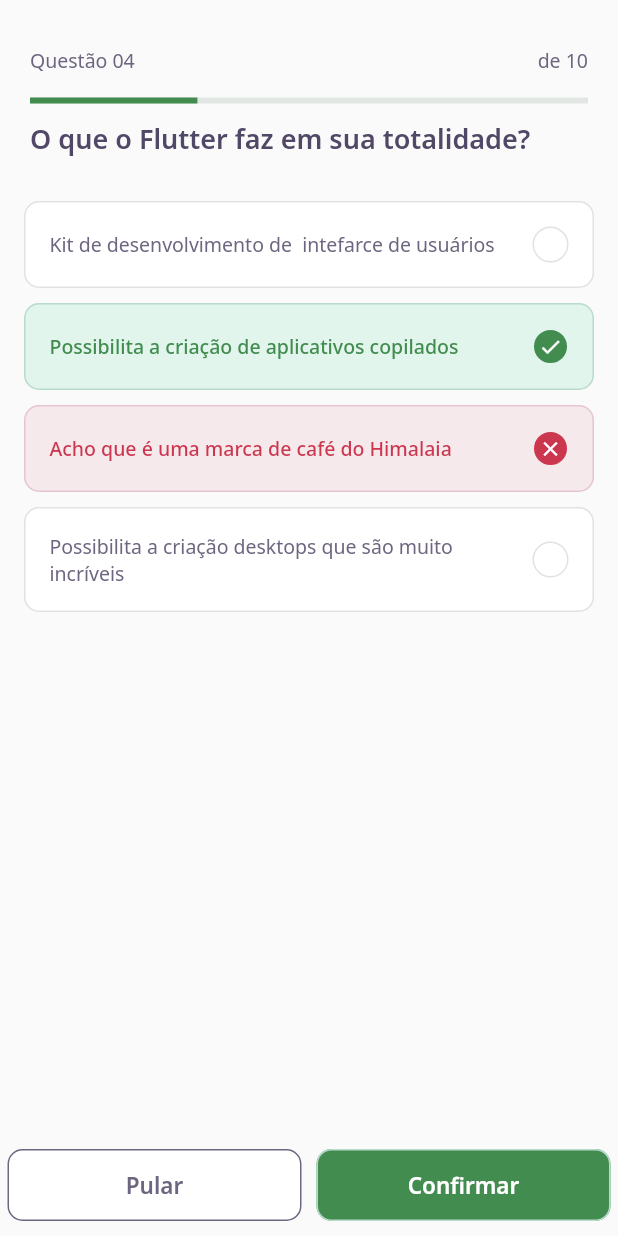
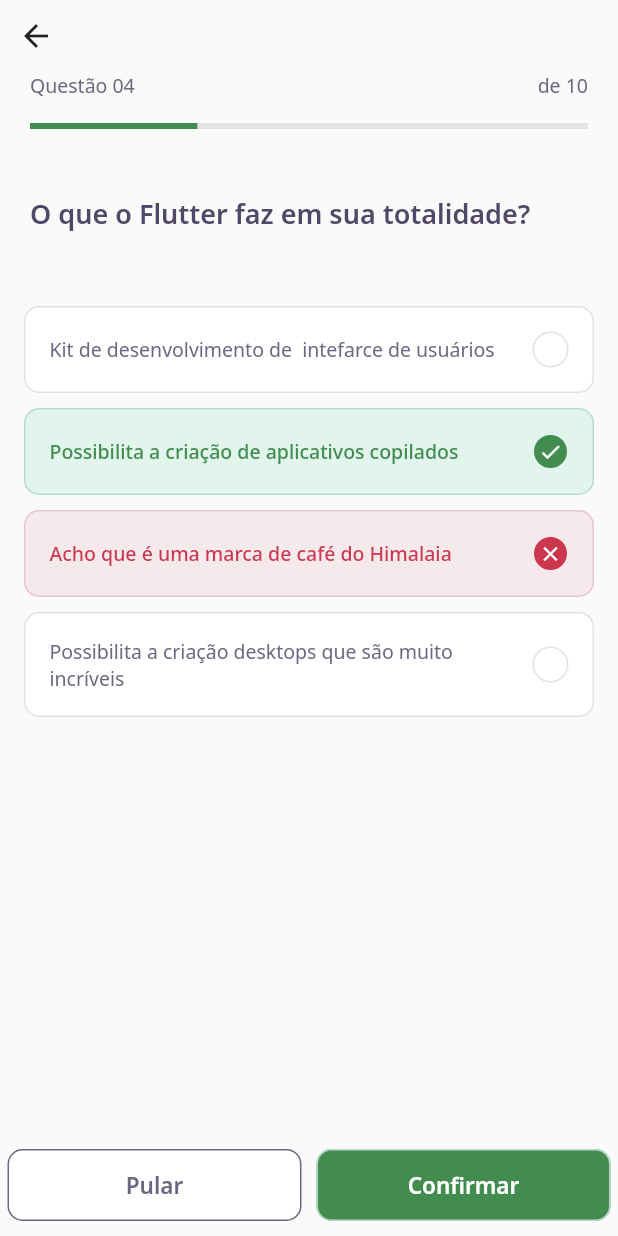
Before and after one commit to WCFX/Flutter-DevQuiz, a Flutter app: the ChallengePage screen opened directly, on a phone screen of 412 x 824 dp. Run offline on Flutter 3.47's test engine with Material 2 defaults, Android fonts, the phone set to English and light mode, and no system bars; our stand-ins replace google_fonts; accounts and stored records are empty; network calls fail.

Commit message:
feat: navigation em stack concluida e o back button tambem criado

```diff
--- a/lib/views/challenge/challenge_page.dart
+++ b/lib/views/challenge/challenge_page.dart
@@ -13,10 +13,24 @@ class _ChallengePageState extends State<ChallengePage> {
   Widget build(BuildContext context) {
     return Scaffold(
       appBar: PreferredSize(
-        preferredSize: Size.fromHeight(80),
-        child: Container(
-          margin: EdgeInsets.symmetric(horizontal: 20),
-          child: QuestionIndicator(),
+        preferredSize: Size.fromHeight(110),
+        child: SafeArea(
+          top: true,
+          child: Column(
+            crossAxisAlignment: CrossAxisAlignment.start,
+            children: [
+              BackButton(),
+//! Caso queira colocar um button personalizado de voltar, essa seria a opção
+              // IconButton(
+              //   icon: Icon(Icons.close),
+              //   onPressed: () {
+              //     Navigator.pop(context);
+              //   },
+              // ),
+//! <------------------------------------------------------------------
+              QuestionIndicator(),
+            ],
+          ),
         ),
       ),
       body: QuizWidget(
--- a/lib/views/challenge/widgets/question_indication/question_indicator.dart
+++ b/lib/views/challenge/widgets/question_indication/question_indicator.dart
@@ -6,13 +6,12 @@ class QuestionIndicator extends StatelessWidget {
   @override
   Widget build(BuildContext context) {
     return Container(
+      child: Container(
+        padding: EdgeInsets.symmetric(horizontal: 20),
         child: Column(
           mainAxisAlignment: MainAxisAlignment.center,
           crossAxisAlignment: CrossAxisAlignment.start,
           children: [
-          SizedBox(
-            height: 20,
-          ),
             Row(
               mainAxisAlignment: MainAxisAlignment.spaceBetween,
               children: [
@@ -34,6 +33,7 @@ class QuestionIndicator extends StatelessWidget {
             ),
           ],
         ),
+      ),
     );
   }
 }
--- a/lib/views/challenge/widgets/quiz/quiz_widget.dart
+++ b/lib/views/challenge/widgets/quiz/quiz_widget.dart
@@ -15,7 +15,7 @@ class QuizWidget extends StatelessWidget {
         mainAxisAlignment: MainAxisAlignment.start,
         children: [
           Padding(
-            padding: const EdgeInsets.symmetric(horizontal: 20),
+            padding: const EdgeInsets.symmetric(horizontal: 20, vertical: 20),
             child: Text(
               title,
               style: AppTextStyles.heading,
```
Lines whose indentation alone changed are shown as unchanged.
